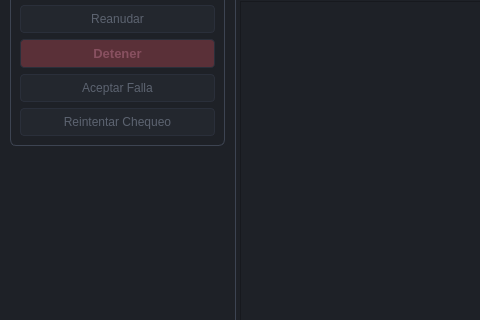
Before: the Qt Designer form assets/ui/main_window.ui in giulianoturpia1/PolyConLab_SCADA, drawn with Qt 5; both pictures show x 0 to 480 and y 249 to 569 of the 1280 by 800 pixel window.
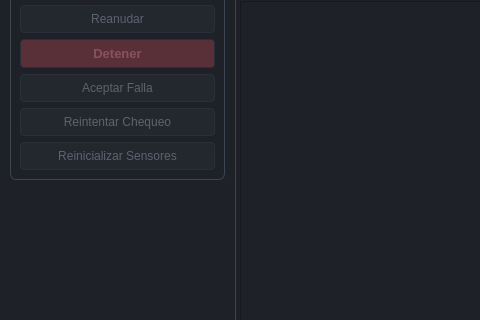
After: the same form once the commit is applied. Custom widgets are drawn as their Qt base class.

```diff
--- a/assets/ui/main_window.ui
+++ b/assets/ui/main_window.ui
@@ -303,6 +303,14 @@
 Úselo si un sensor no respondió durante el inicio.</string></property>
               </widget>
              </item>
+             <item>
+              <widget class="QPushButton" name="btn_reinit">
+               <property name="text"><string>Reinicializar Sensores</string></property>
+               <property name="enabled"><bool>false</bool></property>
+               <property name="toolTip"><string>Reintenta la inicialización de hardware de cada sensor en falla, sin reiniciar el PLC.
+Los sensores recuperados se limpian; luego use Reintentar Chequeo o Aceptar Falla para salir de la falla.</string></property>
+              </widget>
+             </item>
             </layout>
            </widget>
           </item>
```
